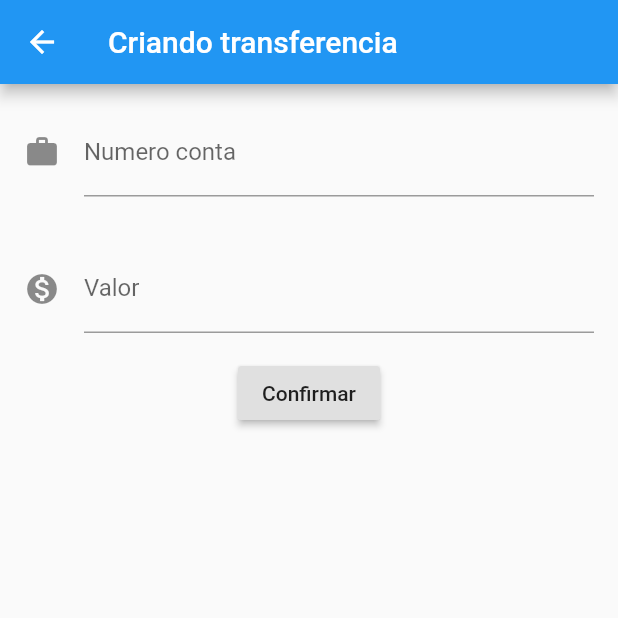
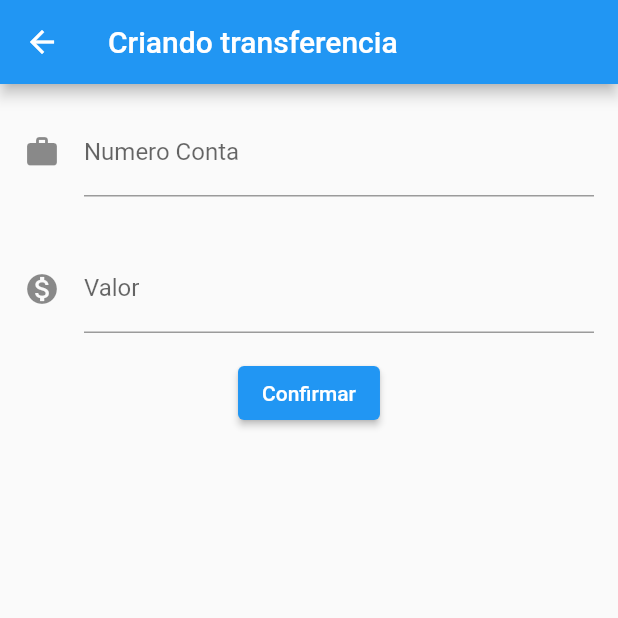
Before and after one commit to Italo-Castro/CyteBank, a Flutter app: the screen it shows after launch, after a tap on the "add" icon, on a phone screen of 412 x 824 dp, the top half of it. Run offline on Flutter 3.47's test engine with Material 2 defaults, Android fonts, the phone set to English and light mode, and no system bars.

```diff
--- /dev/null
+++ b/lib/components/editor.dart
@@ -0,0 +1,24 @@
+import 'package:flutter/material.dart';
+
+class Editor extends StatelessWidget {
+  final TextEditingController controlador;
+  final String rotulo;
+  final String dica;
+  final IconData icone;
+
+  Editor(this.controlador, this.rotulo, this.dica, this.icone);
+
+  @override
+  Widget build(BuildContext context) {
+    return Padding(
+      padding: const EdgeInsets.all(16.0),
+      child: TextField(
+        controller: controlador,
+        style: TextStyle(fontSize: 16.0),
+        decoration: InputDecoration(
+            icon: Icon(icone), labelText: rotulo, hintText: dica),
+        keyboardType: TextInputType.number,
+      ),
+    );
+  }
+}
--- a/lib/main.dart
+++ b/lib/main.dart
@@ -1,139 +1,23 @@
+import 'package:bytebank/screens/transferencia/lista.dart';
 import 'package:flutter/material.dart';
+
+
 
 void main() => runApp(ByteBankApp());
 
 class ByteBankApp extends StatelessWidget {
-  const ByteBankApp({Key? key}) : super(key: key);
-
   @override
   Widget build(BuildContext context) {
     return MaterialApp(
-        home: Scaffold(
-      body: ListaTransferencia(),
-    ));
-  }
-}
-
-
-class ListaTransferencia extends StatelessWidget {
-  final List<Transferencia> _listaTransferencia = [];
-
-  @override
-  Widget build(BuildContext context) {
-    _listaTransferencia.add(Transferencia(20.0, 1));
-    return Scaffold(
-        body: ListView.builder(
-          padding: const EdgeInsets.all(9.0),
-          itemCount: _listaTransferencia.length,
-          itemBuilder: (context, indice) {
-            final transferencia = _listaTransferencia[indice];
-            return ItemTransferencia(transferencia);
-          }
-          ,
+        theme: ThemeData(
+        primaryColor: Colors.green[900],
+        accentColor: Colors.blueAccent[700],
+        buttonTheme: ButtonThemeData(
+          buttonColor: Colors.blueAccent[700],
+          textTheme: ButtonTextTheme.primary,
         ),
-        floatingActionButton: FloatingActionButton(
-          onPressed: () {
-            final Future future = Navigator.push(context, MaterialPageRoute(builder: (context){
-              return FormularioTransferencia();
-            }));
-            future.then((transferenciaRecebida) {
-              debugPrint(' chegou no then do future');
-              debugPrint(' $transferenciaRecebida');
-              _listaTransferencia.add(transferenciaRecebida);
-            });
-          },
-          child: Icon(Icons.add),
-        ));
-  }
-}
-
-class FormularioTransferencia extends StatelessWidget {
-
-  final TextEditingController _controladorCampoNumeroConta = TextEditingController();
-  final TextEditingController _controladorCampoValor = TextEditingController();
-
-  @override
-  Widget build(BuildContext context) {
-    return Scaffold(
-        appBar: AppBar(
-          title: Text("Criando transferencia")
-        ),
-      body:Column(
-            children: [
-              Editor( _controladorCampoNumeroConta,  "Numero conta",  "000", Icons.work_outlined),
-              Editor( _controladorCampoValor,  "Valor",  "0.00",  Icons.monetization_on),
-              RaisedButton(onPressed: ()=> _criaTransferencia(context),
-              child: Text("Confirmar"),)
-            ],
-          ),
-        );
-  }
-
-  void _criaTransferencia(BuildContext context) {
-    final int? numeroConta = int.tryParse(_controladorCampoNumeroConta.text);
-    final double? valor = double.tryParse(_controladorCampoValor.text);
-    if(numeroConta != null && valor != null) {
-      final transferenciaCriada = Transferencia(valor, numeroConta);
-      Navigator.pop(context,transferenciaCriada);
-    }
-  }
-}
-
-class Editor extends StatelessWidget {
-
-  final TextEditingController controlador;
-  final String rotulo;
-  final String dica;
-  final IconData icone;
-
-   Editor(this.controlador, this.rotulo, this.dica, this.icone);
-
-
-  @override
-  Widget build(BuildContext context) {
-    return Padding(
-
-      padding: const EdgeInsets.all(16.0),
-      child: TextField(
-        controller: controlador,
-        style: TextStyle(
-            fontSize: 16.0
-        ),
-        decoration: InputDecoration(
-            icon: Icon(icone),
-            labelText: rotulo,
-            hintText: dica),
-        keyboardType: TextInputType.number,
       ),
+        home:  ListaTransferencia(),
     );
   }
 }
-
-
-class ItemTransferencia extends StatelessWidget {
-  final Transferencia _transferencia;
-
-  const ItemTransferencia(this._transferencia);
-
-  @override
-  Widget build(BuildContext context) {
-    return Card(
-        child: ListTile(
-      leading: Icon(Icons.monetization_on),
-      title: Text(_transferencia.valor.toString()),
-      subtitle: Text(_transferencia.numeroConta.toString()),
-    ));
-  }
-}
-
-class Transferencia {
-  final double valor;
-  final int numeroConta;
-
-  Transferencia(this.valor, this.numeroConta);
-
-  @override
-  String toString() {
-    return 'Transferencia{valor: $valor, numeroConta: $numeroConta}';
-  }
-}
--- /dev/null
+++ b/lib/models/transferencia.dart
@@ -0,0 +1,14 @@
+class Transferencia {
+  final double valor;
+  final int numeroConta;
+
+  Transferencia(
+    this.valor,
+    this.numeroConta,
+  );
+
+  @override
+  String toString() {
+    return 'Transferencia{valor: $valor, numeroConta: $numeroConta}';
+  }
+}
--- /dev/null
+++ b/lib/screens/transferencia/formulario.dart
@@ -0,0 +1,55 @@
+import 'package:flutter/material.dart';
+import '../../components/editor.dart';
+import '../../models/transferencia.dart';
+
+const _tituloAppBar = 'Criando transferencia';
+const _rotuloConta = 'Numero Conta';
+const _dicaConta = '123';
+
+const _dicaValor = '0.00';
+const _rotuloValor = 'Valor';
+
+const _textoBotaoConfirmar ='Confirmar';
+
+class FormularioTransferencia extends StatefulWidget {
+  @override
+  State<StatefulWidget> createState() {
+    return FormulrioTransferenciaState();
+  }
+}
+
+class FormulrioTransferenciaState extends State<FormularioTransferencia> {
+  final TextEditingController _controladorCampoNumeroConta =
+      TextEditingController();
+  final TextEditingController _controladorCampoValor = TextEditingController();
+
+  @override
+  Widget build(BuildContext context) {
+    return Scaffold(
+      appBar: AppBar(title: Text(_tituloAppBar)),
+      body: SingleChildScrollView(
+        child: Column(
+          children: [
+            Editor(_controladorCampoNumeroConta, _rotuloConta, _dicaConta,
+                Icons.work_outlined),
+            Editor(_controladorCampoValor, _rotuloValor, _dicaValor,
+                Icons.monetization_on),
+            ElevatedButton(
+              onPressed: () => _criaTransferencia(context),
+              child: Text(_textoBotaoConfirmar),
+            )
+          ],
+        ),
+      ),
+    );
+  }
+
+  void _criaTransferencia(BuildContext context) {
+    final int? numeroConta = int.tryParse(_controladorCampoNumeroConta.text);
+    final double? valor = double.tryParse(_controladorCampoValor.text);
+    if (numeroConta != null && valor != null) {
+      final transferenciaCriada = Transferencia(valor, numeroConta);
+      Navigator.pop(context, transferenciaCriada);
+    }
+  }
+}
--- /dev/null
+++ b/lib/screens/transferencia/lista.dart
@@ -0,0 +1,67 @@
+import 'package:flutter/material.dart';
+import 'package:bytebank/screens/transferencia/formulario.dart';
+import '../../models/transferencia.dart';
+
+const _tituloAppBar = 'Transferências';
+
+class ListaTransferencia extends StatefulWidget {
+  final List<Transferencia> _listaTransferencia = [];
+
+  @override
+  State<StatefulWidget> createState() {
+    return ListaTransferenciasState();
+  }
+}
+
+class ListaTransferenciasState extends State<ListaTransferencia> {
+  @override
+  Widget build(BuildContext context) {
+    debugPrint('$widget._listaTransferencia.length');
+    return Scaffold(
+        appBar: AppBar(
+          title: Text(_tituloAppBar),
+        ),
+        body: ListView.builder(
+          padding: const EdgeInsets.all(9.0),
+          itemCount: widget._listaTransferencia.length,
+          itemBuilder: (context, indice) {
+            final transferencia = widget._listaTransferencia[indice];
+            return ItemTransferencia(transferencia);
+          },
+        ),
+        floatingActionButton: FloatingActionButton(
+          onPressed: () {
+            Navigator.push(context, MaterialPageRoute(builder: (context) {
+              return FormularioTransferencia();
+            })).then(
+              (transferenciaRecebida) => _atualiza(transferenciaRecebida),
+            );
+          },
+          child: Icon(Icons.add),
+        ));
+  }
+
+  void _atualiza(transferenciaRecebida) {
+    if (transferenciaRecebida != null) {
+      setState(() {
+        widget._listaTransferencia.add(transferenciaRecebida);
+      });
+    }
+  }
+}
+
+class ItemTransferencia extends StatelessWidget {
+  final Transferencia _transferencia;
+
+  const ItemTransferencia(this._transferencia);
+
+  @override
+  Widget build(BuildContext context) {
+    return Card(
+        child: ListTile(
+      leading: Icon(Icons.monetization_on),
+      title: Text(_transferencia.valor.toString()),
+      subtitle: Text(_transferencia.numeroConta.toString()),
+    ));
+  }
+}
```
